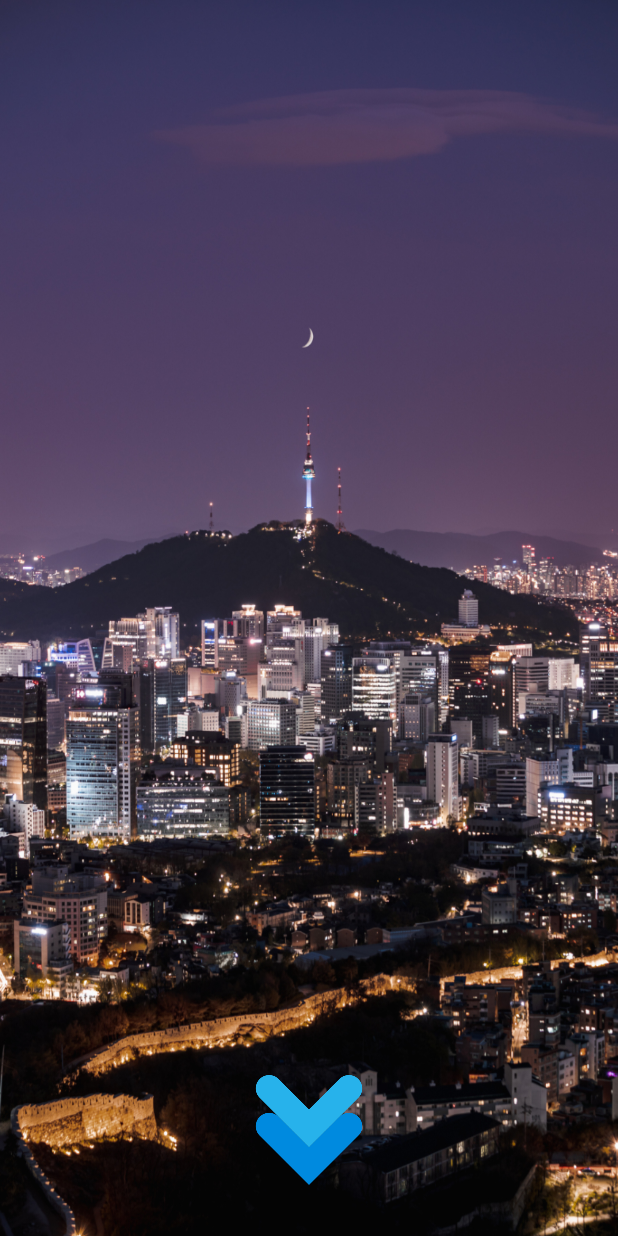
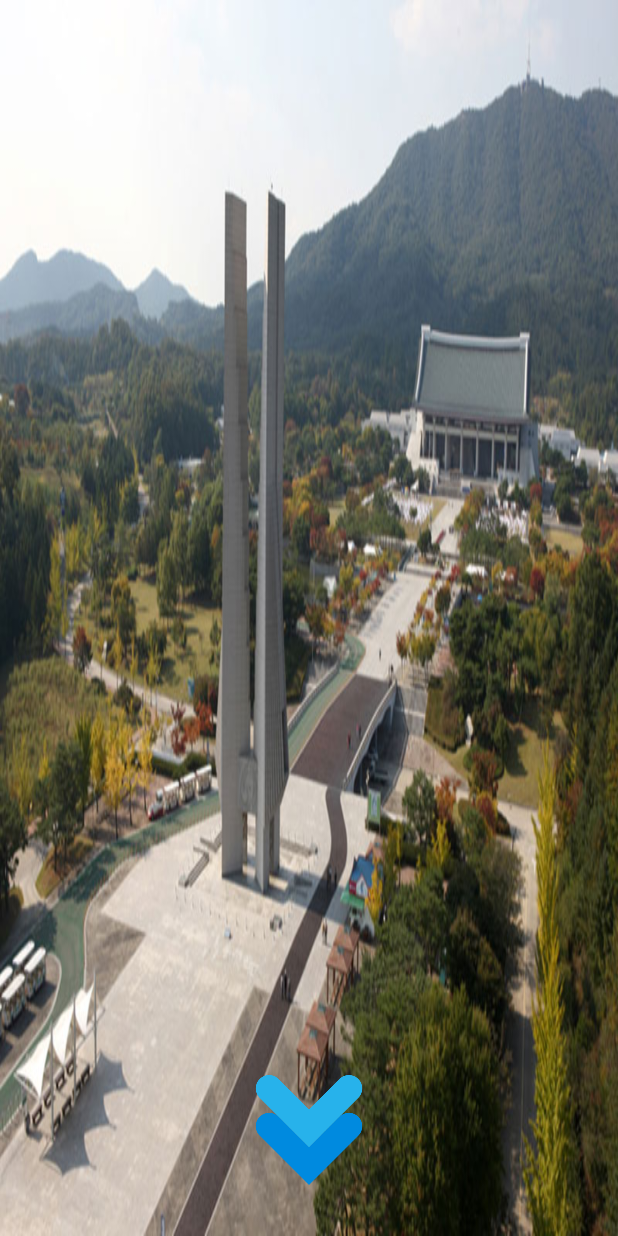
Before and after one commit to hooooooooong/MobileProg, an Android app: the screen it shows after launch (PictureActivity), after a tap on "충청", on a phone screen of 412 x 824 dp. Run offline under Robolectric (Android 15) with nearby library versions, the phone set to English and light mode, and no system bars.

Commit message:
Add images on upper regions

```diff
--- a/TeamProject/app/src/main/java/com/example/teamproject/PictureActivity.java
+++ b/TeamProject/app/src/main/java/com/example/teamproject/PictureActivity.java
@@ -12,6 +12,9 @@ import android.widget.Toast;
 
 import androidx.appcompat.app.ActionBar;
 import androidx.appcompat.app.AppCompatActivity;
+
+import java.util.ArrayList;
+import java.util.Arrays;
 
 public class PictureActivity extends AppCompatActivity {
     protected void onCreate(Bundle savedInstanceState) {
@@ -41,18 +44,21 @@ public class PictureActivity extends AppCompatActivity {
     }
 
     public void ShowImage(String type){
+
+        ArrayList<String> destinations = new ArrayList<>();
+
         ImageView picture = findViewById(R.id.img);
         if(type.equals("Seoul")){
             picture.setImageResource(R.drawable.seoul);
         }
         else if(type.equals("Gyeonggi")){
-            picture.setImageResource(R.drawable.seoul);
+            picture.setImageResource(R.drawable.gyeonggi);
         }
         else if(type.equals("Chungcheong")){
-            picture.setImageResource(R.drawable.seoul);
+            picture.setImageResource(R.drawable.chungcheong);
         }
         else if(type.equals("Gangwon")){
-            picture.setImageResource(R.drawable.seoul);
+            picture.setImageResource(R.drawable.gangwon);
         }
         else if(type.equals("Jeolla")){
             picture.setImageResource(R.drawable.pinkmuhly);
```
Also changed, not shown: TeamProject/app/src/main/res/drawable/chungcheong.jpg (added), TeamProject/app/src/main/res/drawable/gangwon.jpg (added), TeamProject/app/src/main/res/drawable/gyeonggi.jpeg (added).
